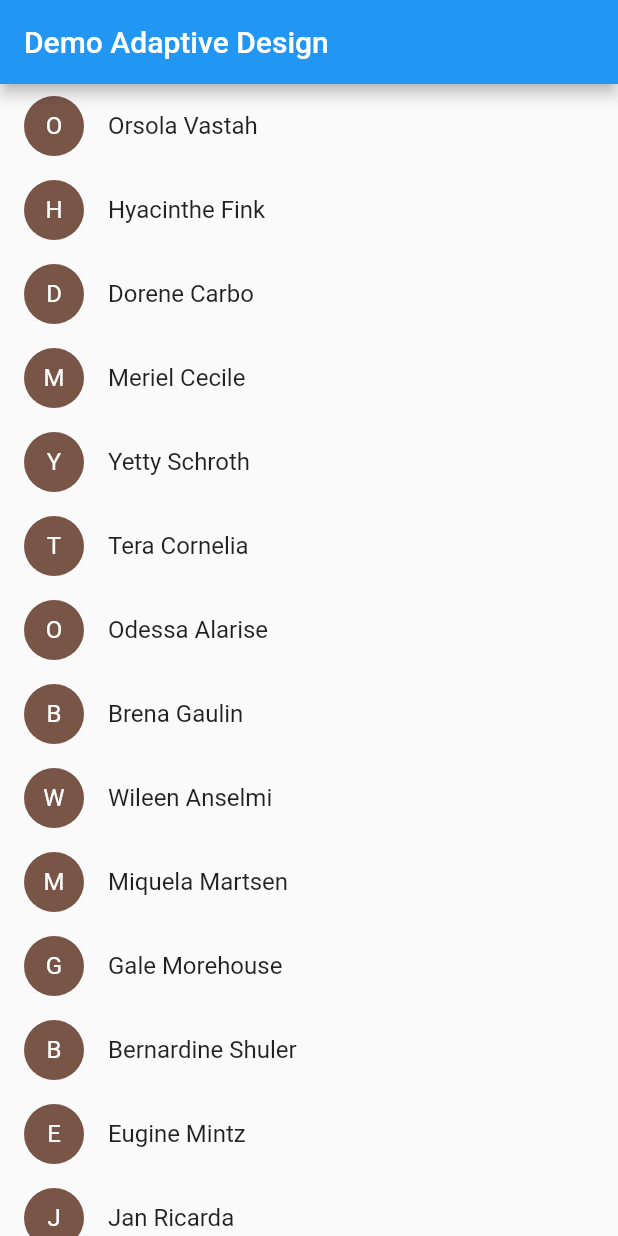
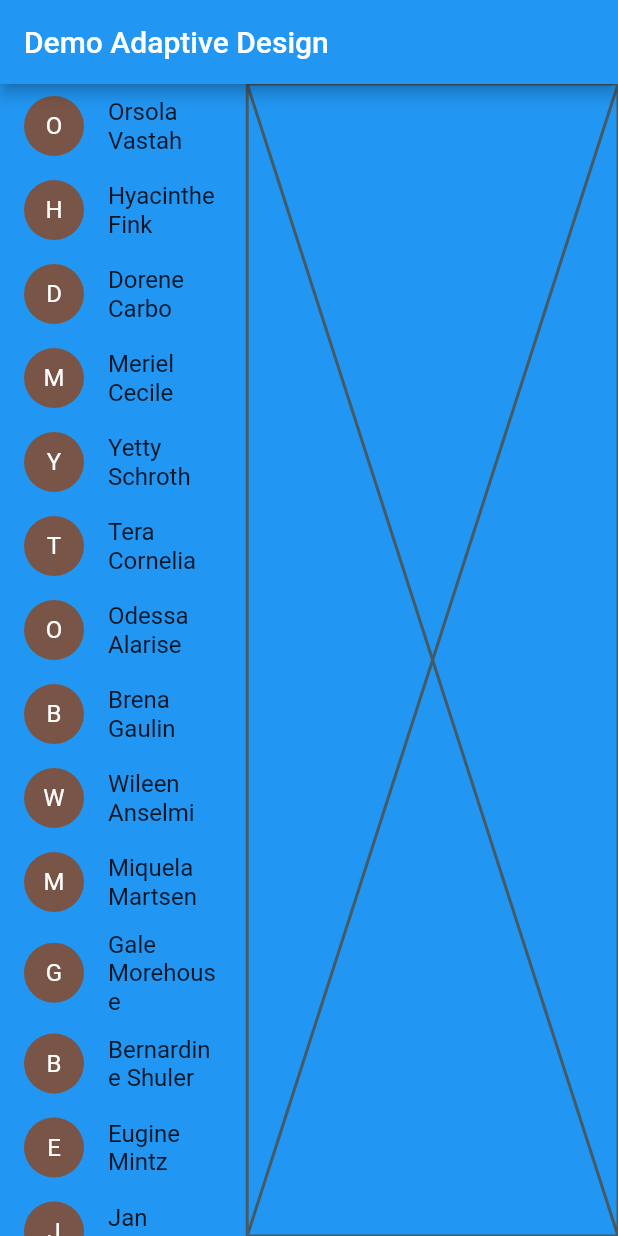
Before and after one commit to dvilcode/adaptive_design, a Flutter app: the screen it shows after launch, on a phone screen of 412 x 824 dp. Run offline on Flutter 3.47's test engine with Material 2 defaults, Android fonts, the phone set to English and light mode, and no system bars.

Commit message:
[Dv] - Defining breakboint to form-factor portrait or landscape and  Refactoring of widgets.

```diff
--- a/lib/presentation/features/home/home_route.dart
+++ b/lib/presentation/features/home/home_route.dart
@@ -1,9 +1,7 @@
-import 'dart:math';
+import 'package:flutter/material.dart';
 
-import 'package:adaptive_design/presentation/features/person/person_detail_route.dart';
-
-import '../../../fixtures/people.dart';
-import 'package:flutter/material.dart';
+import 'widgets/narrow_layout.dart';
+import 'widgets/wide_layout.dart';
 
 class HomeRoute extends StatelessWidget {
   const HomeRoute({Key? key, required this.title}) : super(key: key);
@@ -18,32 +16,11 @@ class HomeRoute extends StatelessWidget {
       ),
       body: LayoutBuilder(
         builder: (context, constraints) {
-          return Center(
-            child: ListView(
-              physics: const BouncingScrollPhysics(),
-              children: <Widget>[
-                for (var person in people)
-                  ListTile(
-                    leading: CircleAvatar(
-                      child: Text(
-                        person.firstName.substring(0, 1),
-                      ),
-                      backgroundColor: Colors
-                          .primaries[Random().nextInt(Colors.primaries.length)],
-                      foregroundColor: Colors.white,
-                    ),
-                    title: Text('${person.firstName} ${person.lastName}'),
-                    onTap: () => Navigator.of(context).push(
-                      MaterialPageRoute(
-                        builder: (context) {
-                          return PersonDetailRoute(person: person);
-                        },
-                      ),
-                    ),
-                  ),
-              ],
-            ),
-          );
+          if (constraints.maxWidth > 400) {
+            return const WideLayout();
+          } else {
+            return const NarrowLayout();
+          }
         },
       ),
     );
--- /dev/null
+++ b/lib/presentation/features/home/widgets/narrow_layout.dart
@@ -0,0 +1,23 @@
+import 'package:flutter/material.dart';
+
+import '../../person/person_detail.dart';
+import '../../person/widgets/person_list.dart';
+
+class NarrowLayout extends StatelessWidget {
+  const NarrowLayout({Key? key}) : super(key: key);
+
+  @override
+  Widget build(BuildContext context) {
+    return Center(
+      child: PeopleList(
+        onTap: (person) => Navigator.of(context).push(
+          MaterialPageRoute(
+            builder: (context) {
+              return PersonDetail(person: person);
+            },
+          ),
+        ),
+      ),
+    );
+  }
+}
--- /dev/null
+++ b/lib/presentation/features/home/widgets/wide_layout.dart
@@ -0,0 +1,44 @@
+import 'package:flutter/material.dart';
+
+import '../../../../model/person_dto.dart';
+import '../../person/person_detail.dart';
+import '../../person/widgets/person_list.dart';
+
+class WideLayout extends StatefulWidget {
+  const WideLayout({Key? key}) : super(key: key);
+
+  @override
+  _WideLayoutState createState() => _WideLayoutState();
+}
+
+class _WideLayoutState extends State<WideLayout> {
+  PersonDto? _person;
+
+  @override
+  Widget build(BuildContext context) {
+    return Container(
+      alignment: Alignment.center,
+      color: Colors.blue,
+      child: Row(
+        children: [
+          Expanded(
+            flex: 2,
+            child: PeopleList(
+              onTap: (person) => setState(() {
+                _person = person;
+              }),
+            ),
+          ),
+          Expanded(
+            flex: 3,
+            child: _person == null
+                ? const Placeholder()
+                : PersonDetail(
+                    person: _person!,
+                  ),
+          ),
+        ],
+      ),
+    );
+  }
+}
--- a/lib/presentation/features/person/person_detail_route.dart
+++ b/lib/presentation/features/person/person_detail.dart
@@ -2,8 +2,8 @@ import 'package:flutter/material.dart';
 
 import '../../../model/person_dto.dart';
 
-class PersonDetailRoute extends StatelessWidget {
-  const PersonDetailRoute({
+class PersonDetail extends StatelessWidget {
+  const PersonDetail({
     required this.person,
     Key? key,
   }) : super(key: key);
--- /dev/null
+++ b/lib/presentation/features/person/widgets/person_list.dart
@@ -0,0 +1,37 @@
+import 'dart:math';
+
+import 'package:flutter/material.dart';
+
+import '../../../../fixtures/people.dart';
+import '../../../../model/person_dto.dart';
+
+class PeopleList extends StatelessWidget {
+  const PeopleList({
+    Key? key,
+    required this.onTap,
+  }) : super(key: key);
+
+  final void Function(PersonDto) onTap;
+
+  @override
+  Widget build(BuildContext context) {
+    return ListView(
+      physics: const BouncingScrollPhysics(),
+      children: <Widget>[
+        for (var person in people)
+          ListTile(
+            leading: CircleAvatar(
+              child: Text(
+                person.firstName.substring(0, 1),
+              ),
+              backgroundColor:
+                  Colors.primaries[Random().nextInt(Colors.primaries.length)],
+              foregroundColor: Colors.white,
+            ),
+            title: Text('${person.firstName} ${person.lastName}'),
+            onTap: () => onTap(person),
+          ),
+      ],
+    );
+  }
+}
```
